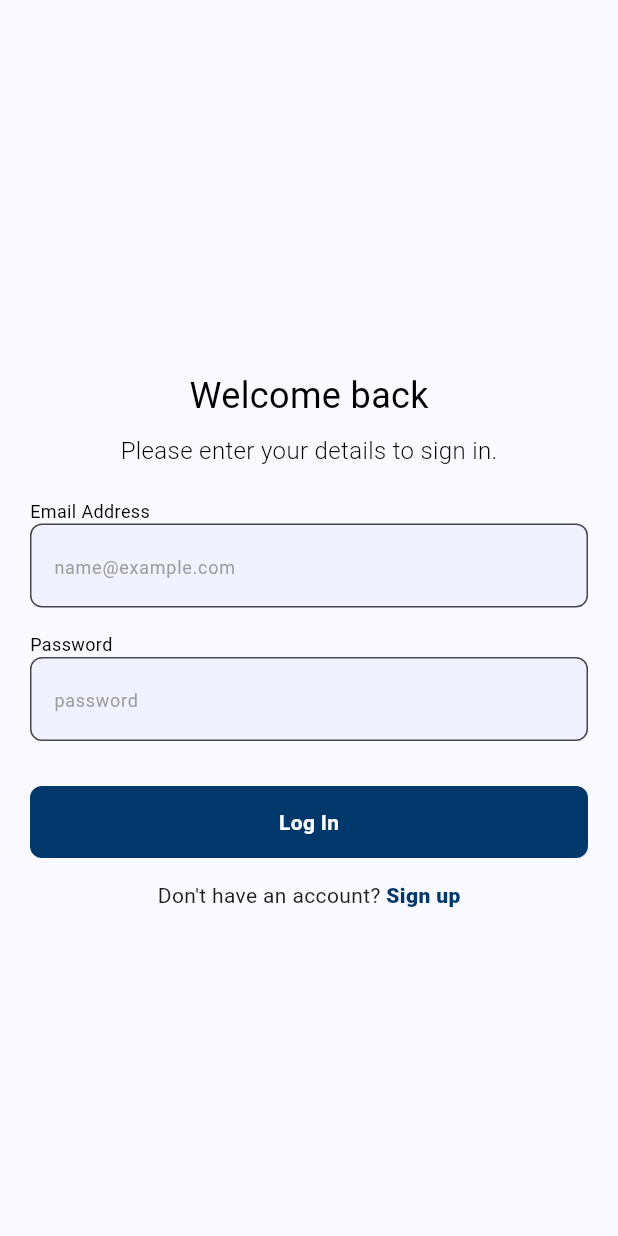
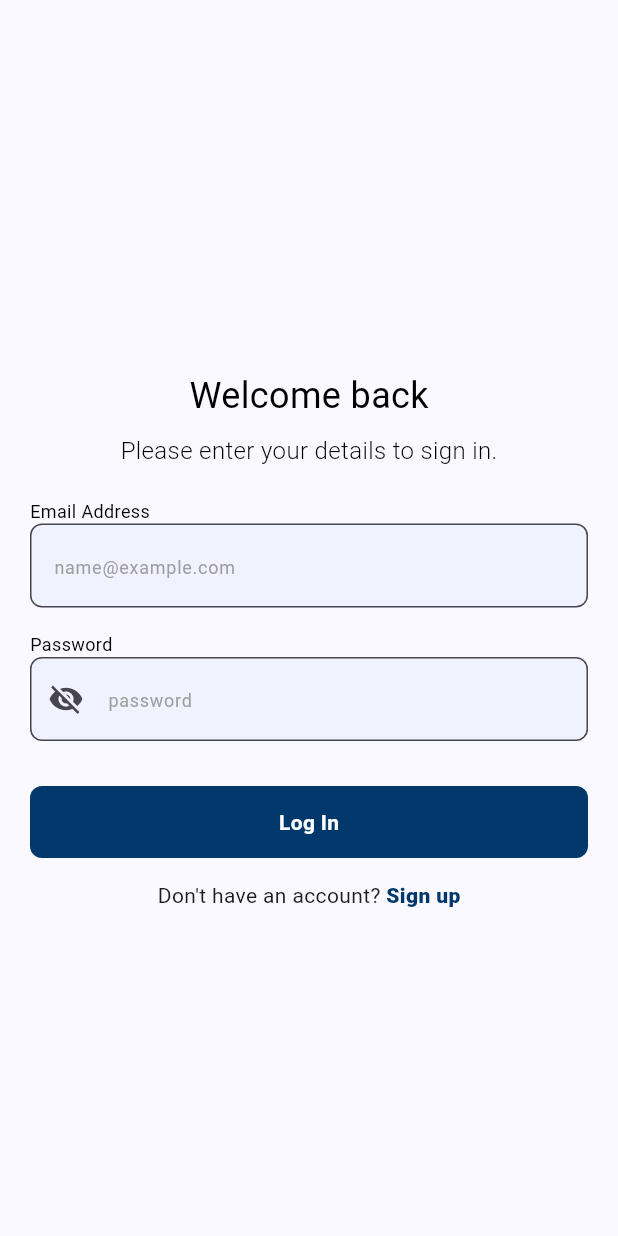
Before and after one commit to mohameds123/doctor-appointment-nasr66, a Flutter app: the screen it shows after launch, on a phone screen of 412 x 824 dp. Run offline on Flutter 3.47's test engine with Material 3 defaults, Android fonts, the phone set to English and light mode, and no system bars; our stand-ins replace dio, flutter_bloc, flutter_secure_storage.

Commit message:
complete login in auth feature with secure storage and obsucure txt

```diff
--- /dev/null
+++ b/lib/core/service/cash_helper.dart
@@ -0,0 +1,19 @@
+import 'package:flutter_secure_storage/flutter_secure_storage.dart';
+
+class TokenStorage {
+  static const FlutterSecureStorage _secureStorage = FlutterSecureStorage();
+
+  static const String _tokenKey = 'auth_token';
+
+  static Future<void> saveToken(String token) async {
+    await _secureStorage.write(key: _tokenKey, value: token);
+  }
+
+  static Future<String?> getToken() async {
+    return await _secureStorage.read(key: _tokenKey);
+  }
+
+  static Future<void> clearToken() async {
+    await _secureStorage.delete(key: _tokenKey);
+  }
+}
--- a/lib/core/widgets/app_txt_field.dart
+++ b/lib/core/widgets/app_txt_field.dart
@@ -7,14 +7,18 @@ class Txtfield extends StatelessWidget {
   final String hintText;
   final Widget? prefixIcon;
   TextEditingController controller;
+  bool secureTxt;
 
-   Txtfield({super.key, required this.hintText,  this.prefixIcon,required this.controller});
+   Txtfield({super.key, required this.hintText,  this.prefixIcon,required this.controller,required this.secureTxt});
 
   @override
   Widget build(BuildContext context) {
     return TextFormField(
+      obscureText: secureTxt,
+
       controller: controller,
       decoration: InputDecoration(
+
         hintText: hintText,
         hintStyle: TxtStyle.size12w400blackhint,
         filled: true,
--- a/lib/features/auth/logic/cubit.dart
+++ b/lib/features/auth/logic/cubit.dart
@@ -1,5 +1,6 @@
 import 'package:dio/dio.dart';
 import 'package:docdocnasr66/core/const/api_const.dart';
+import 'package:docdocnasr66/core/service/cash_helper.dart';
 import 'package:docdocnasr66/features/auth/data/request_body.dart';
 import 'package:docdocnasr66/features/auth/logic/state.dart';
 import 'package:flutter_bloc/flutter_bloc.dart';
@@ -11,6 +12,7 @@ class AuthCubit extends Cubit <AuthStates> {
 
   Dio dio = Dio() ;
 
+
   Future login (RequestBody body) async {
     emit(AuthLoadingState());
     try {
@@ -18,6 +20,7 @@ class AuthCubit extends Cubit <AuthStates> {
 
       if (response.statusCode == 200) {
         final result = ResponseModel.fromJson(response.data);
+        TokenStorage.saveToken(response.data["data"]["token"]);
         emit(AuthSuccessState(responseModel: result));
       }
 
--- a/lib/features/auth/presentation/screens/login_screen.dart
+++ b/lib/features/auth/presentation/screens/login_screen.dart
@@ -10,12 +10,19 @@ import '../../../../core/theming/txt_style.dart';
 import '../../../../core/widgets/app_button.dart';
 import '../../../../core/widgets/app_txt_field.dart';
 
-class LoginScreen extends StatelessWidget {
+class LoginScreen extends StatefulWidget {
+  LoginScreen({super.key});
 
-   LoginScreen({super.key});
+  @override
+  State<LoginScreen> createState() => _LoginScreenState();
+}
+
+class _LoginScreenState extends State<LoginScreen> {
   TextEditingController emailController = TextEditingController();
+
   TextEditingController passController = TextEditingController();
 
+  bool isSecure = true;
 
   @override
   Widget build(BuildContext context) {
@@ -25,12 +32,18 @@ class LoginScreen extends StatelessWidget {
         backgroundColor: ColorsManager.backgroundapp,
         body: BlocConsumer<AuthCubit, AuthStates>(
           listener: (context, state) {
-            if (state is AuthSuccessState){
-              ScaffoldMessenger.of(context).showSnackBar(SnackBar(content: Text(state.responseModel.message)));
-              Navigator.pushReplacement(context, MaterialPageRoute(builder: (context)=>HomeScreen()));
-            }else if (state is AuthErrorState){
-              ScaffoldMessenger.of(context).showSnackBar(SnackBar(content: Text(state.em)));
-
+            if (state is AuthSuccessState) {
+              ScaffoldMessenger.of(context).showSnackBar(
+                SnackBar(content: Text(state.responseModel.message)),
+              );
+              Navigator.pushReplacement(
+                context,
+                MaterialPageRoute(builder: (context) => HomeScreen()),
+              );
+            } else if (state is AuthErrorState) {
+              ScaffoldMessenger.of(
+                context,
+              ).showSnackBar(SnackBar(content: Text(state.em)));
             }
           },
           builder: (context, state) {
@@ -68,8 +81,10 @@ class LoginScreen extends StatelessWidget {
                             const SizedBox(height: 30),
 
                             // TEXT
-                            Text("Welcome back",
-                                style: TxtStyle.size24w400black),
+                            Text(
+                              "Welcome back",
+                              style: TxtStyle.size24w400black,
+                            ),
                             const SizedBox(height: 8),
                             Text(
                               "Please enter your details to sign in.",
@@ -87,28 +102,56 @@ class LoginScreen extends StatelessWidget {
                                     style: TxtStyle.size12w400black,
                                   ),
                                 ),
-                                Txtfield(hintText: "name@example.com",controller: emailController,),
+                                Txtfield(
+                                  secureTxt: false,
+                                  hintText: "name@example.com",
+                                  controller: emailController,
+                                ),
                                 const SizedBox(height: 16),
                                 Align(
                                   alignment: Alignment.centerLeft,
                                   child: Text(
-                                      "Password",
-                                      style: TxtStyle.size12w400black),
+                                    "Password",
+                                    style: TxtStyle.size12w400black,
+                                  ),
                                 ),
-                                Txtfield(hintText: "password",controller: passController,),
+                                Txtfield(
+                                  hintText: "password",
+                                  controller: passController,
+                                  prefixIcon: IconButton(
+                                    onPressed: (){
+                                      setState(() {
+                                        isSecure = !isSecure;
+                                        print("======= isSecure value = $isSecure");
+
+                                      });
+                                    },
+                                    icon: Icon( isSecure
+                                        ? Icons.visibility_off
+                                        : Icons.visibility,)
+
+                                  ),
+                                  secureTxt: isSecure,
+                                ),
                               ],
                             ),
                             const SizedBox(height: 30),
 
                             // Button
-                            AppButton(width: double.infinity,
-                              txt: (state is AuthLoadingState) ? "Loading..." : "Log In",
+                            AppButton(
+                              width: double.infinity,
+                              txt: (state is AuthLoadingState)
+                                  ? "Loading..."
+                                  : "Log In",
                               onPress: () {
-                              context.read<AuthCubit>().login(RequestBody(email: emailController.text, password: passController.text));
-
-
-
-                              },),
+                                context.read<AuthCubit>().login(
+                                  RequestBody(
+                                    email: emailController.text,
+                                    password: passController.text,
+                                  ),
+                                );
+                              },
+                            ),
                             const SizedBox(height: 15),
 
                             // Sign up Row
@@ -123,8 +166,10 @@ class LoginScreen extends StatelessWidget {
                                     //       builder: (context) => const Signup()),
                                     // );
                                   },
-                                  child: Text("Sign up",
-                                      style: TxtStyle.size14w800primary),
+                                  child: Text(
+                                    "Sign up",
+                                    style: TxtStyle.size14w800primary,
+                                  ),
                                 ),
                               ],
                             ),
--- a/pubspec.yaml
+++ b/pubspec.yaml
@@ -36,6 +36,7 @@ dependencies:
   cupertino_icons: ^1.0.8
   flutter_bloc: ^9.1.1
   dio: ^5.9.2
+  flutter_secure_storage: ^10.1.0
 
 dev_dependencies:
   flutter_test:
```
Also changed, not shown: pubspec.lock, 5 other files.
